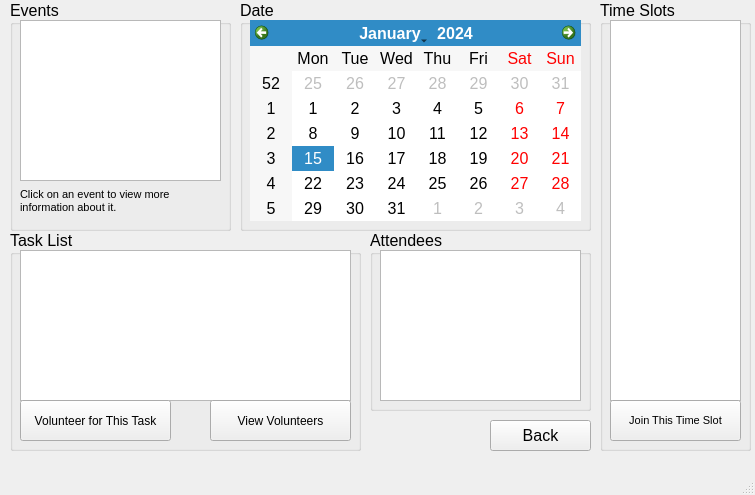
Before: the Qt Designer form EventPlanner/addingmode.ui in lanegramling/EventPlanner_Project, drawn with Qt 5.
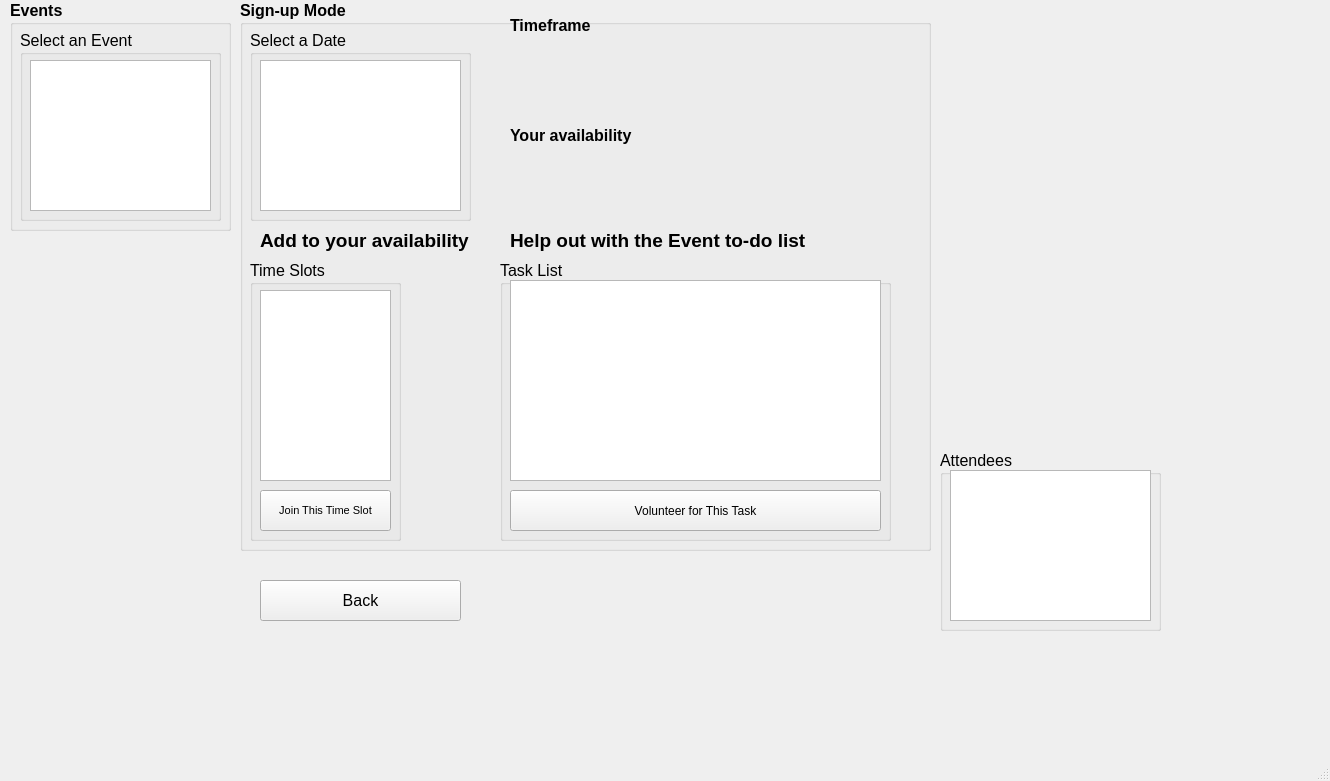
After: the same form once the commit is applied.

Commit message: Small commit for now. Added date selection on addingmode. Need to add timeslot selection

```diff
--- a/EventPlanner/addingmode.ui
+++ b/EventPlanner/addingmode.ui
@@ -9,8 +9,8 @@
    <rect>
     <x>0</x>
     <y>0</y>
-    <width>755</width>
-    <height>495</height>
+    <width>1330</width>
+    <height>781</height>
    </rect>
   </property>
   <property name="font">
@@ -45,16 +45,40 @@
       <height>231</height>
      </rect>
     </property>
+    <property name="font">
+     <font>
+      <weight>75</weight>
+      <bold>true</bold>
+     </font>
+    </property>
     <property name="title">
      <string>Events</string>
     </property>
+    <widget class="QGroupBox" name="groupBox">
+     <property name="geometry">
+      <rect>
+       <x>10</x>
+       <y>30</y>
+       <width>201</width>
+       <height>191</height>
+      </rect>
+     </property>
+     <property name="font">
+      <font>
+       <weight>50</weight>
+       <bold>false</bold>
+      </font>
+     </property>
+     <property name="title">
+      <string>Select an Event</string>
+     </property>
     <widget class="QListWidget" name="wListEvents">
      <property name="geometry">
       <rect>
        <x>10</x>
-       <y>20</y>
-       <width>201</width>
-       <height>161</height>
+        <y>30</y>
+        <width>181</width>
+        <height>151</height>
       </rect>
      </property>
      <property name="frameShadow">
@@ -67,35 +91,111 @@
       <enum>QAbstractScrollArea::AdjustToContents</enum>
      </property>
     </widget>
-    <widget class="QLabel" name="label">
+    </widget>
+   </widget>
+   <widget class="QGroupBox" name="gbAttendees">
+    <property name="geometry">
+     <rect>
+      <x>940</x>
+      <y>450</y>
+      <width>221</width>
+      <height>181</height>
+     </rect>
+    </property>
+    <property name="title">
+     <string>Attendees</string>
+    </property>
+    <widget class="QListWidget" name="wListAttendees">
      <property name="geometry">
       <rect>
        <x>10</x>
-       <y>180</y>
-       <width>161</width>
+       <y>20</y>
+       <width>201</width>
+       <height>151</height>
+      </rect>
+     </property>
+    </widget>
+   </widget>
+   <widget class="QPushButton" name="btnBack">
+    <property name="geometry">
+     <rect>
+      <x>260</x>
+      <y>580</y>
+      <width>201</width>
        <height>41</height>
       </rect>
      </property>
      <property name="font">
       <font>
-       <pointsize>8</pointsize>
+      <pointsize>12</pointsize>
       </font>
      </property>
      <property name="text">
-      <string>Click on an event to view more 
-information about it.</string>
+     <string>Back</string>
+    </property>
+   </widget>
+   <widget class="QGroupBox" name="gbSignup">
+    <property name="geometry">
+     <rect>
+      <x>240</x>
+      <y>0</y>
+      <width>691</width>
+      <height>551</height>
+     </rect>
+    </property>
+    <property name="font">
+     <font>
+      <weight>75</weight>
+      <bold>true</bold>
+     </font>
+    </property>
+    <property name="title">
+     <string>Sign-up Mode</string>
+    </property>
+    <widget class="QGroupBox" name="gbDate">
+     <property name="geometry">
+      <rect>
+       <x>10</x>
+       <y>30</y>
+       <width>221</width>
+       <height>191</height>
+      </rect>
+     </property>
+     <property name="font">
+      <font>
+       <weight>50</weight>
+       <bold>false</bold>
+      </font>
+     </property>
+     <property name="title">
+      <string>Select a Date</string>
+     </property>
+     <widget class="QListWidget" name="wListDates">
+      <property name="geometry">
+       <rect>
+        <x>10</x>
+        <y>30</y>
+        <width>201</width>
+        <height>151</height>
+       </rect>
      </property>
     </widget>
    </widget>
    <widget class="QGroupBox" name="gbTimeslots">
     <property name="geometry">
      <rect>
-      <x>600</x>
-      <y>0</y>
+       <x>10</x>
+       <y>260</y>
       <width>151</width>
-      <height>451</height>
-     </rect>
-    </property>
+       <height>281</height>
+      </rect>
+     </property>
+     <property name="font">
+      <font>
+       <weight>50</weight>
+       <bold>false</bold>
+      </font>
+     </property>
     <property name="title">
      <string>Time Slots</string>
     </property>
@@ -103,9 +203,9 @@
      <property name="geometry">
       <rect>
        <x>10</x>
-       <y>20</y>
+        <y>30</y>
        <width>131</width>
-       <height>381</height>
+        <height>191</height>
       </rect>
      </property>
      <property name="toolTip">
@@ -116,7 +216,7 @@
      <property name="geometry">
       <rect>
        <x>10</x>
-       <y>400</y>
+        <y>230</y>
        <width>131</width>
        <height>41</height>
       </rect>
@@ -134,64 +234,139 @@
      </property>
     </widget>
    </widget>
-   <widget class="QGroupBox" name="gbAttendees">
+    <widget class="QLabel" name="lblTitle1">
     <property name="geometry">
      <rect>
-      <x>370</x>
+       <x>270</x>
+       <y>10</y>
+       <width>101</width>
+       <height>31</height>
+      </rect>
+     </property>
+     <property name="text">
+      <string>Timeframe</string>
+     </property>
+     <property name="wordWrap">
+      <bool>false</bool>
+     </property>
+    </widget>
+    <widget class="QLabel" name="lblTimeframe">
+     <property name="geometry">
+      <rect>
+       <x>270</x>
+       <y>40</y>
+       <width>411</width>
+       <height>41</height>
+      </rect>
+     </property>
+     <property name="font">
+      <font>
+       <weight>50</weight>
+       <bold>false</bold>
+      </font>
+     </property>
+     <property name="text">
+      <string/>
+     </property>
+     <property name="alignment">
+      <set>Qt::AlignLeading|Qt::AlignLeft|Qt::AlignTop</set>
+     </property>
+     <property name="wordWrap">
+      <bool>true</bool>
+     </property>
+    </widget>
+    <widget class="QLabel" name="lblTitle2">
+     <property name="geometry">
+      <rect>
+       <x>270</x>
+       <y>120</y>
+       <width>131</width>
+       <height>31</height>
+      </rect>
+     </property>
+     <property name="text">
+      <string>Your availability</string>
+     </property>
+     <property name="wordWrap">
+      <bool>false</bool>
+     </property>
+    </widget>
+    <widget class="QLabel" name="lblUserAvail">
+     <property name="geometry">
+      <rect>
+       <x>270</x>
+       <y>150</y>
+       <width>411</width>
+       <height>41</height>
+      </rect>
+     </property>
+     <property name="font">
+      <font>
+       <weight>50</weight>
+       <bold>false</bold>
+      </font>
+     </property>
+     <property name="text">
+      <string/>
+     </property>
+     <property name="alignment">
+      <set>Qt::AlignLeading|Qt::AlignLeft|Qt::AlignTop</set>
+     </property>
+     <property name="wordWrap">
+      <bool>true</bool>
+     </property>
+    </widget>
+    <widget class="QLabel" name="label">
+     <property name="geometry">
+      <rect>
+       <x>20</x>
       <y>230</y>
       <width>221</width>
-      <height>181</height>
-     </rect>
-    </property>
-    <property name="title">
-     <string>Attendees</string>
-    </property>
-    <widget class="QListWidget" name="wListAttendees">
-     <property name="geometry">
-      <rect>
-       <x>10</x>
-       <y>20</y>
-       <width>201</width>
-       <height>151</height>
-      </rect>
+       <height>21</height>
+      </rect>
+     </property>
+     <property name="font">
+      <font>
+       <pointsize>14</pointsize>
+      </font>
+     </property>
+     <property name="text">
+      <string>Add to your availability</string>
      </property>
     </widget>
-   </widget>
-   <widget class="QGroupBox" name="gbDate">
+    <widget class="QLabel" name="label_3">
     <property name="geometry">
      <rect>
-      <x>240</x>
-      <y>0</y>
-      <width>351</width>
-      <height>231</height>
-     </rect>
-    </property>
-    <property name="title">
-     <string>Date</string>
-    </property>
-    <widget class="QCalendarWidget" name="wCalendar">
-     <property name="geometry">
-      <rect>
-       <x>10</x>
-       <y>20</y>
-       <width>331</width>
-       <height>201</height>
-      </rect>
+       <x>270</x>
+       <y>230</y>
+       <width>311</width>
+       <height>21</height>
+      </rect>
+     </property>
+     <property name="font">
+      <font>
+       <pointsize>14</pointsize>
+      </font>
+     </property>
+     <property name="text">
+      <string>Help out with the Event to-do list</string>
      </property>
-     <property name="toolTip">
-      <string>&lt;html&gt;&lt;head/&gt;&lt;body&gt;&lt;p&gt;Select a date to view reserved timeslots for this event.&lt;/p&gt;&lt;/body&gt;&lt;/html&gt;</string>
-     </property>
-    </widget>
    </widget>
    <widget class="QGroupBox" name="gbTasks">
     <property name="geometry">
      <rect>
-      <x>10</x>
-      <y>230</y>
-      <width>351</width>
-      <height>221</height>
-     </rect>
-    </property>
+       <x>260</x>
+       <y>260</y>
+       <width>391</width>
+       <height>281</height>
+      </rect>
+     </property>
+     <property name="font">
+      <font>
+       <weight>50</weight>
+       <bold>false</bold>
+      </font>
+     </property>
     <property name="title">
      <string>Task List</string>
     </property>
@@ -200,8 +375,8 @@
       <rect>
        <x>10</x>
        <y>20</y>
-       <width>331</width>
-       <height>151</height>
+        <width>371</width>
+        <height>201</height>
       </rect>
      </property>
      <property name="toolTip">
@@ -212,8 +387,8 @@
      <property name="geometry">
       <rect>
        <x>10</x>
-       <y>170</y>
-       <width>151</width>
+        <y>230</y>
+        <width>371</width>
        <height>41</height>
       </rect>
      </property>
@@ -226,43 +401,11 @@
       <string>Volunteer for This Task</string>
      </property>
     </widget>
-    <widget class="QPushButton" name="btnViewVolunteers">
-     <property name="geometry">
-      <rect>
-       <x>200</x>
-       <y>170</y>
-       <width>141</width>
-       <height>41</height>
-      </rect>
-     </property>
-     <property name="font">
-      <font>
-       <pointsize>9</pointsize>
-      </font>
-     </property>
-     <property name="text">
-      <string>View Volunteers</string>
-     </property>
+     <zorder>wListTasks</zorder>
+     <zorder>btnVolunteer</zorder>
+     <zorder>gbAttendees</zorder>
     </widget>
    </widget>
-   <widget class="QPushButton" name="btnBack">
-    <property name="geometry">
-     <rect>
-      <x>490</x>
-      <y>420</y>
-      <width>101</width>
-      <height>31</height>
-     </rect>
-    </property>
-    <property name="font">
-     <font>
-      <pointsize>12</pointsize>
-     </font>
-    </property>
-    <property name="text">
-     <string>Back</string>
-    </property>
-   </widget>
   </widget>
   <widget class="QMenuBar" name="menubar">
    <property name="geometry">
```
Left out of the diff: 2 changed lines with no effect on the pictures. Lines whose indentation alone changed are shown as unchanged. The commit also changes 6 other files.
